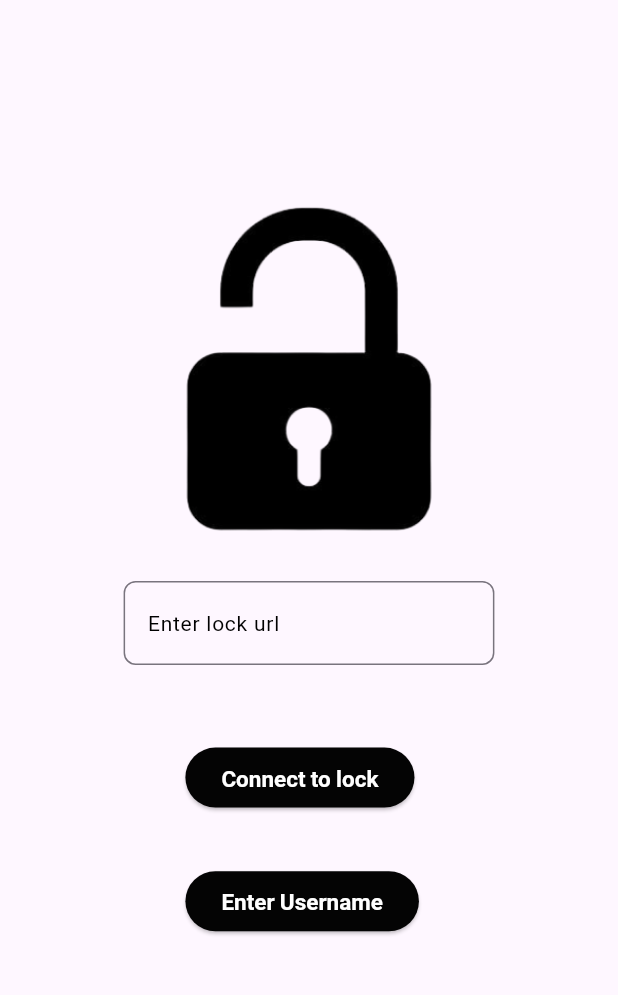
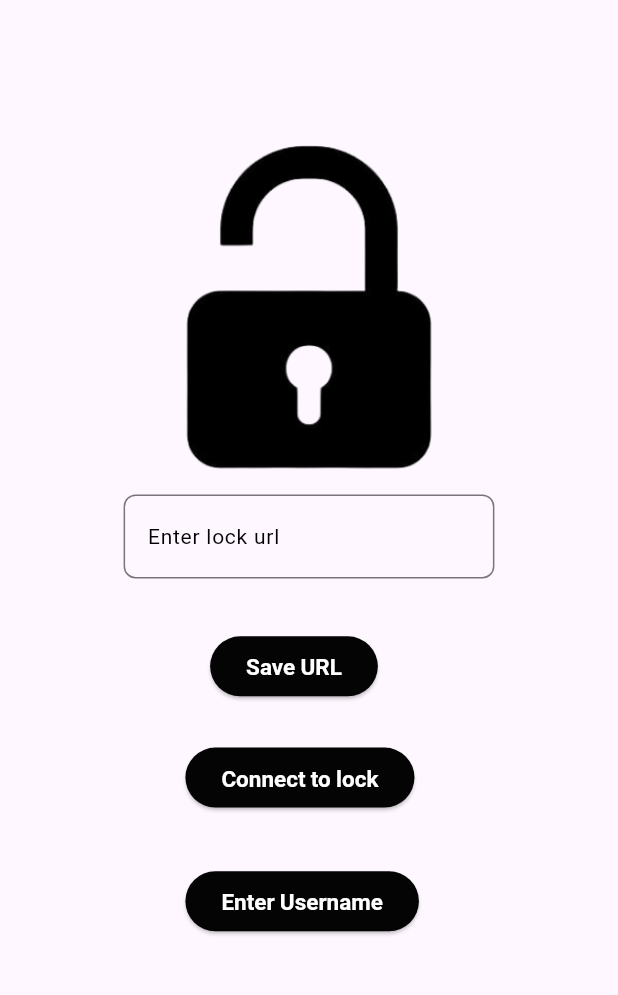
Before and after one commit to RihaanBH-1810/smart_lock, a Flutter app: the screen it shows after launch, after a tap on "Connect to lock", on a phone screen of 412 x 824 dp, the part 84-1079 px from its top. Run offline on Flutter 3.47's test engine with Material 3 defaults, Android fonts, the light colour scheme and no system bars; our stand-ins replace google_fonts; network calls fail.

Commit message:
Passed url

```diff
--- a/otp_project/lib/page1.dart
+++ b/otp_project/lib/page1.dart
@@ -18,19 +18,20 @@ class _startState extends State<start> {
   String image = 'assets/images/lock.png';
   bool connect = false;
   final url = TextEditingController();
+  String lockurl = '';
 
-  urlcheck(name) async{
-    var client =http.Client();
+  // urlcheck(name) async{
+  //   var client =http.Client();
 
-    var uri = Uri.parse('http://group4attendance.pythonanywhere.com/api/courses/');
-    client.post(
-      uri,
-      headers: {
-        'Content-Type': 'application/json',
-      },
-      body: jsonEncode(<String, String> {'course_name': name})
-      );
-  }
+  //   var uri = Uri.parse('http://group4attendance.pythonanywhere.com/api/courses/');
+  //   client.post(
+  //     uri,
+  //     headers: {
+  //       'Content-Type': 'application/json',
+  //     },
+  //     body: jsonEncode(<String, String> {'course_name': name})
+  //     );
+  // }
 
   @override
   Widget build(BuildContext context) {
@@ -45,7 +46,7 @@ class _startState extends State<start> {
       body:Stack(
         children: [
         Positioned(
-          top: screenHeight*0.15,
+          top: screenHeight*0.10,
           left: screenWidth*0.3,
           child: Container(
             height: screenHeight*0.3,
@@ -61,7 +62,7 @@ class _startState extends State<start> {
         ),
 
         Positioned(
-            top: screenHeight*0.47,
+            top: screenHeight*0.40,
             left: screenWidth*0.2,
             child: Container(
               height: screenHeight*0.08,
@@ -87,6 +88,29 @@ class _startState extends State<start> {
           ),
 
         Positioned(
+          top: screenHeight*0.51,
+          left: screenWidth*0.34,
+          child: ElevatedButton(
+              child: Text("Save URL"),
+              style: ElevatedButton.styleFrom(
+                    backgroundColor: Color.fromARGB(250, 0, 0, 0),
+                    foregroundColor: Color.fromARGB(255, 255, 255, 255),
+                    textStyle: TextStyle(
+                      fontSize: 15,
+                      color: Color.fromARGB(255, 253, 249, 249),
+                      fontWeight: FontWeight.bold),),
+              onPressed: () {
+                    //urlcheck(url.text);
+                    setState(() {
+                      lockurl = url.text;
+                    });
+
+                  },
+
+              ),
+        ),
+
+        Positioned(
           top: screenHeight*0.6,
           left: screenWidth*0.3,
           child: ElevatedButton(
@@ -99,7 +123,7 @@ class _startState extends State<start> {
                       color: Color.fromARGB(255, 253, 249, 249),
                       fontWeight: FontWeight.bold),),
               onPressed: () {
-                    urlcheck(url.text);
+                    //urlcheck(url.text);
                     setState(() {
                       image = 'assets/images/unlock.png';
                       connect = true;
@@ -126,7 +150,7 @@ class _startState extends State<start> {
                 if (connect=true){
                    Navigator.push(
                     context,
-                    MaterialPageRoute(builder: (context) => username()));}
+                    MaterialPageRoute(builder: (context) => username(lockurl:lockurl,)));}
                 else{print("sorry");}
                   },
 
```
Also changed, not shown: otp_project/lib/admin.dart (+6 -2 lines), otp_project/lib/page.dart (+5 -2 lines), otp_project/lib/username.dart (+6 -1 lines).
